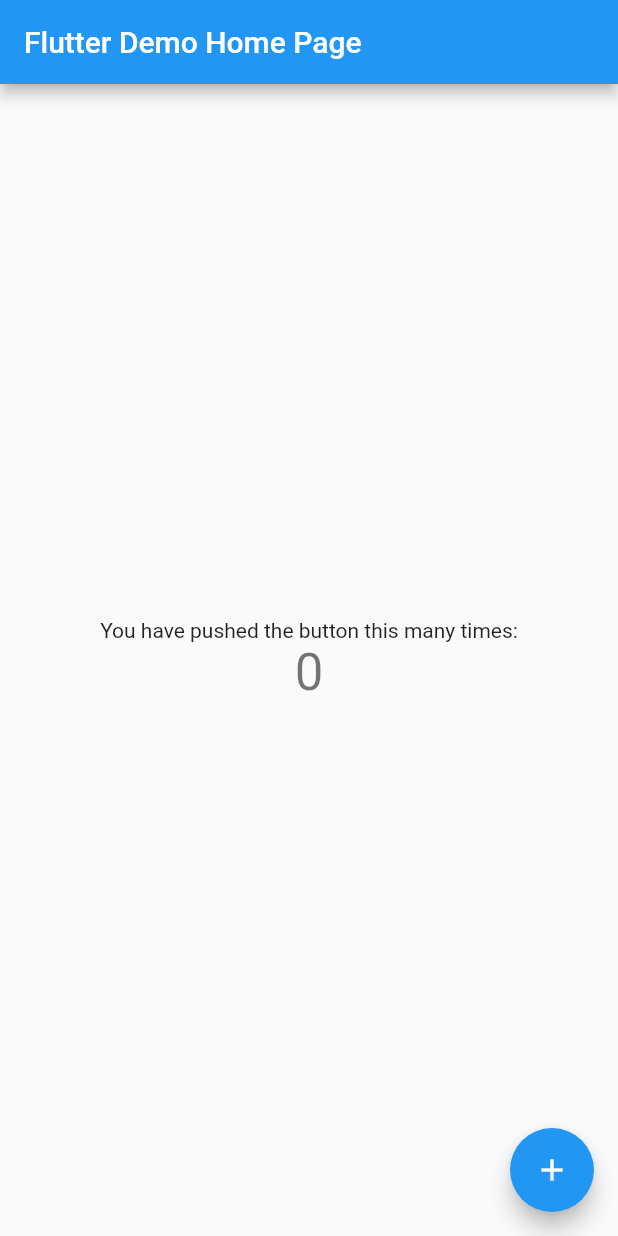
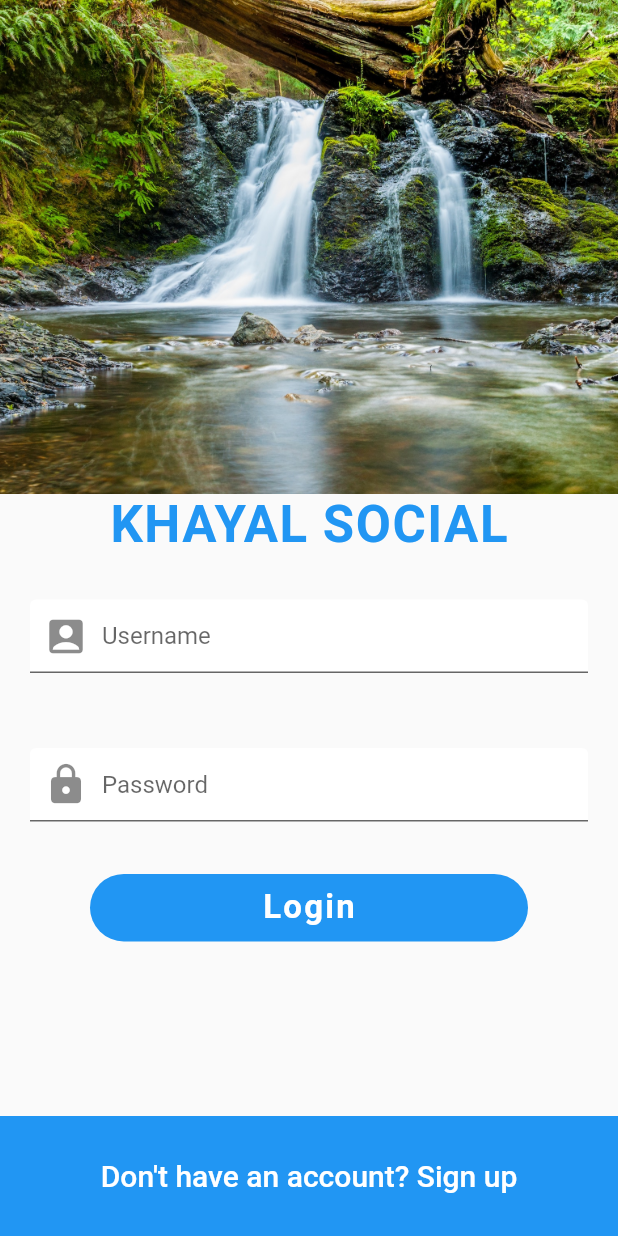
Before and after one commit to DitoCahyaPratama/flutter-khayal-social, a Flutter app: the screen it shows after launch, on a phone screen of 412 x 824 dp. Run offline on Flutter 3.47's test engine with Material 2 defaults, Android fonts, the phone set to English and light mode, and no system bars.

Commit message:
Create Login Screen

```diff
--- a/lib/main.dart
+++ b/lib/main.dart
@@ -1,4 +1,5 @@
 import 'package:flutter/material.dart';
+import 'package:flutter_social_ui/screens/login_screen.dart';
 
 void main() => runApp(MyApp());
 
@@ -7,96 +8,12 @@ class MyApp extends StatelessWidget {
   @override
   Widget build(BuildContext context) {
     return MaterialApp(
-      title: 'Flutter Demo',
+      title: 'Flutter Khayal Social',
+      debugShowCheckedModeBanner: false,
       theme: ThemeData(
-        primarySwatch: Colors.blue,
+        primaryColor: Colors.blue,
       ),
-      home: MyHomePage(title: 'Flutter Demo Home Page'),
+      home: LoginScreen(),
     );
   }
 }
-
-class MyHomePage extends StatefulWidget {
-  MyHomePage({Key key, this.title}) : super(key: key);
-
-  // This widget is the home page of your application. It is stateful, meaning
-  // that it has a State object (defined below) that contains fields that affect
-  // how it looks.
-
-  // This class is the configuration for the state. It holds the values (in this
-  // case the title) provided by the parent (in this case the App widget) and
-  // used by the build method of the State. Fields in a Widget subclass are
-  // always marked "final".
-
-  final String title;
-
-  @override
-  _MyHomePageState createState() => _MyHomePageState();
-}
-
-class _MyHomePageState extends State<MyHomePage> {
-  int _counter = 0;
-
-  void _incrementCounter() {
-    setState(() {
-      // This call to setState tells the Flutter framework that something has
-      // changed in this State, which causes it to rerun the build method below
-      // so that the display can reflect the updated values. If we changed
-      // _counter without calling setState(), then the build method would not be
-      // called again, and so nothing would appear to happen.
-      _counter++;
-    });
-  }
-
-  @override
-  Widget build(BuildContext context) {
-    // This method is rerun every time setState is called, for instance as done
-    // by the _incrementCounter method above.
-    //
-    // The Flutter framework has been optimized to make rerunning build methods
-    // fast, so that you can just rebuild anything that needs updating rather
-    // than having to individually change instances of widgets.
-    return Scaffold(
-      appBar: AppBar(
-        // Here we take the value from the MyHomePage object that was created by
-        // the App.build method, and use it to set our appbar title.
-        title: Text(widget.title),
-      ),
-      body: Center(
-        // Center is a layout widget. It takes a single child and positions it
-        // in the middle of the parent.
-        child: Column(
-          // Column is also a layout widget. It takes a list of children and
-          // arranges them vertically. By default, it sizes itself to fit its
-          // children horizontally, and tries to be as tall as its parent.
-          //
-          // Invoke "debug painting" (press "p" in the console, choose the
-          // "Toggle Debug Paint" action from the Flutter Inspector in Android
-          // Studio, or the "Toggle Debug Paint" command in Visual Studio Code)
-          // to see the wireframe for each widget.
-          //
-          // Column has various properties to control how it sizes itself and
-          // how it positions its children. Here we use mainAxisAlignment to
-          // center the children vertically; the main axis here is the vertical
-          // axis because Columns are vertical (the cross axis would be
-          // horizontal).
-          mainAxisAlignment: MainAxisAlignment.center,
-          children: <Widget>[
-            Text(
-              'You have pushed the button this many times:',
-            ),
-            Text(
-              '$_counter',
-              style: Theme.of(context).textTheme.display1,
-            ),
-          ],
-        ),
-      ),
-      floatingActionButton: FloatingActionButton(
-        onPressed: _incrementCounter,
-        tooltip: 'Increment',
-        child: Icon(Icons.add),
-      ), // This trailing comma makes auto-formatting nicer for build methods.
-    );
-  }
-}
--- /dev/null
+++ b/lib/screens/login_screen.dart
@@ -0,0 +1,112 @@
+import 'package:flutter/material.dart';
+
+class LoginScreen extends StatefulWidget {
+  @override
+  _LoginScreenState createState() => _LoginScreenState();
+}
+
+class _LoginScreenState extends State<LoginScreen> {
+  @override
+  Widget build(BuildContext context) {
+    return Scaffold(
+      body: SingleChildScrollView(
+        child: Container(
+          height: MediaQuery.of(context).size.height,
+          child: Column(
+            children: <Widget>[
+              Image(
+                height: MediaQuery.of(context).size.height / 2.5,
+                width: double.infinity,
+                image: AssetImage('assets/images/login_background.jpg'),
+                fit: BoxFit.cover,
+              ),
+              Text(
+                'KHAYAL SOCIAL',
+                style: TextStyle(
+                  color: Theme.of(context).primaryColor,
+                  fontSize: 34.0,
+                  fontWeight: FontWeight.bold,
+                  letterSpacing: 1.0,
+                ),
+              ),
+              SizedBox(height: 10.0),
+              Padding(
+                padding: EdgeInsets.symmetric(horizontal: 20.0, vertical: 20.0),
+                child: TextField(
+                  decoration: InputDecoration(
+                      contentPadding: EdgeInsets.symmetric(vertical: 15.0),
+                      fillColor: Colors.white,
+                      filled: true,
+                      hintText: 'Username',
+                      prefixIcon: Icon(
+                        Icons.account_box,
+                        size: 30.0,
+                      )),
+                ),
+              ),
+              SizedBox(height: 10.0),
+              Padding(
+                padding: EdgeInsets.symmetric(horizontal: 20.0, vertical: 20.0),
+                child: TextField(
+                  decoration: InputDecoration(
+                    contentPadding: EdgeInsets.symmetric(vertical: 15.0),
+                    fillColor: Colors.white,
+                    filled: true,
+                    hintText: 'Password',
+                    prefixIcon: Icon(
+                      Icons.lock,
+                      size: 30.0,
+                    ),
+                  ),
+                  obscureText: true,
+                ),
+              ),
+              SizedBox(height: 15.0),
+              GestureDetector(
+                onTap: () {},
+                child: Container(
+                  margin: EdgeInsets.symmetric(horizontal: 60.0),
+                  alignment: Alignment.center,
+                  height: 45.0,
+                  decoration: BoxDecoration(
+                    color: Theme.of(context).primaryColor,
+                    borderRadius: BorderRadius.circular(30.0),
+                  ),
+                  child: Text(
+                    'Login',
+                    style: TextStyle(
+                      color: Colors.white,
+                      fontSize: 22.0,
+                      fontWeight: FontWeight.w600,
+                      letterSpacing: 1.5,
+                    ),
+                  ),
+                ),
+              ),
+              Expanded(
+                child: Align(
+                  alignment: FractionalOffset.bottomCenter,
+                  child: GestureDetector(
+                    onTap: () {},
+                    child: Container(
+                        alignment: Alignment.center,
+                        color: Theme.of(context).primaryColor,
+                        height: 80.0,
+                        child: Text(
+                          'Don\'t have an account? Sign up',
+                          style: TextStyle(
+                            color: Colors.white,
+                            fontSize: 20.0,
+                            fontWeight: FontWeight.w500,
+                          ),
+                        )),
+                  ),
+                ),
+              )
+            ],
+          ),
+        ),
+      ),
+    );
+  }
+}
```
Also changed, not shown: 1 other file.
